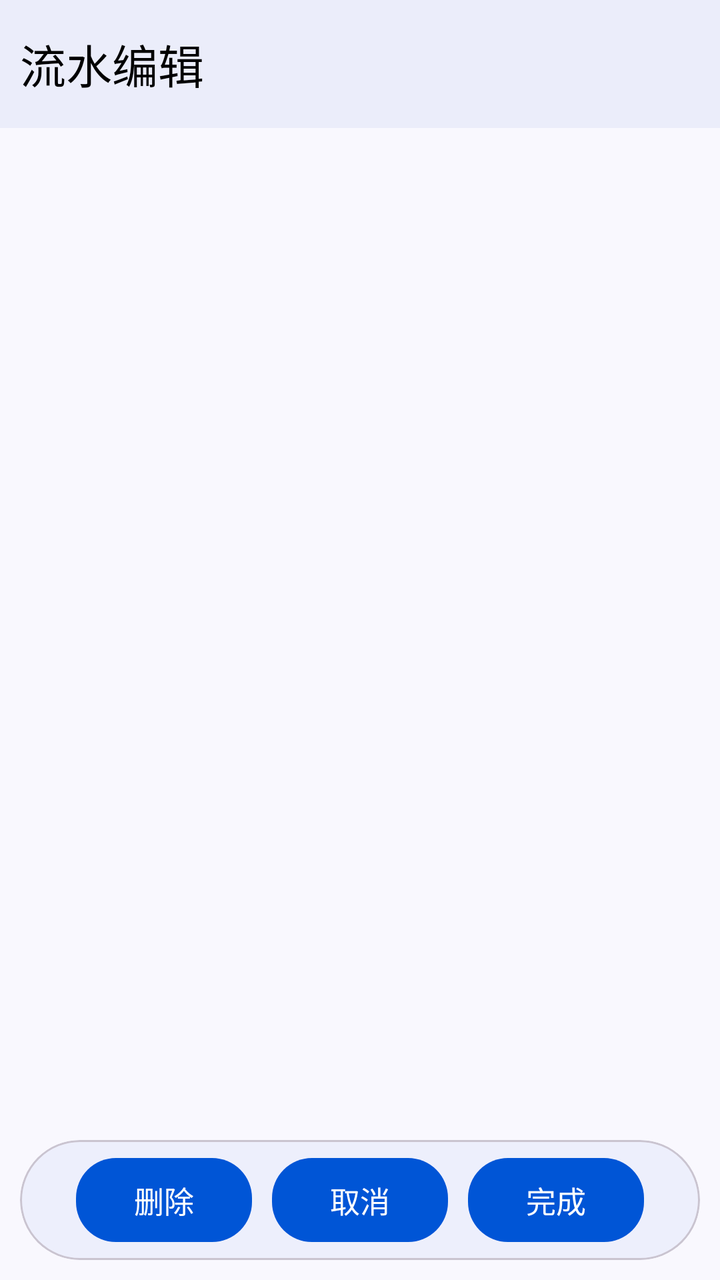
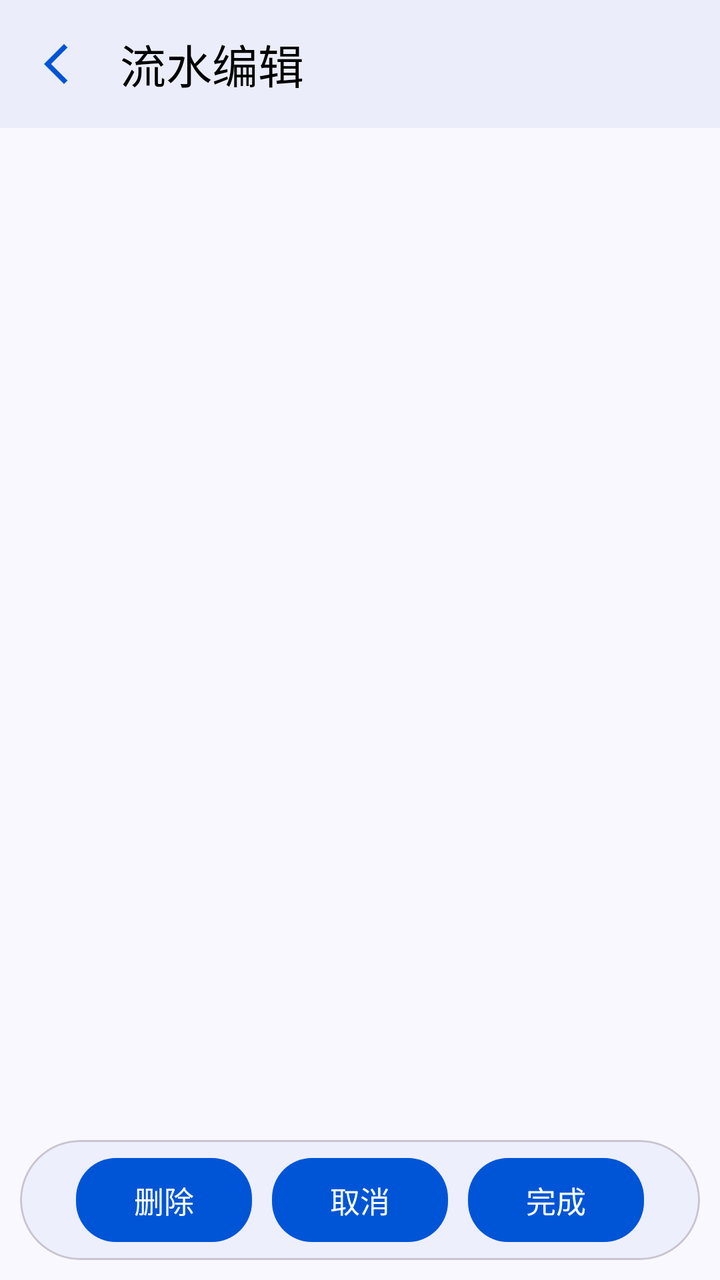

Compare the two renders of this Android layout. The source of the first and the diff that turns it into the second are given below.
<!-- AndroidManifest.xml: application theme Theme.ProjectManager -->
<!-- res/layout/activity_running_account_modify.xml -->
<?xml version="1.0" encoding="utf-8"?>
<androidx.constraintlayout.widget.ConstraintLayout xmlns:android="http://schemas.android.com/apk/res/android"
    xmlns:app="http://schemas.android.com/apk/res-auto"
    xmlns:tools="http://schemas.android.com/tools"
    android:id="@+id/main"
    style="@style/PageStyle"
    android:layout_width="match_parent"
    android:layout_height="match_parent"
    tools:context=".ui.bookkeeping.running_account_edit.modify.RunningAccountModifyActivity">

    <com.google.android.material.appbar.MaterialToolbar
        android:id="@+id/running_account_edit_toolbar"
        style="@style/ToolBarStyle"
        android:layout_width="match_parent"
        android:layout_height="?attr/actionBarSize"
        app:layout_constraintEnd_toEndOf="parent"
        app:layout_constraintStart_toStartOf="parent"
        app:layout_constraintTop_toTopOf="parent"
        app:title="流水编辑">

    </com.google.android.material.appbar.MaterialToolbar>

    <FrameLayout
        android:id="@+id/running_account_edit_fragment_container"
        android:layout_width="match_parent"
        android:layout_height="0dp"
        app:layout_constraintBottom_toTopOf="@+id/btn_card_view"
        app:layout_constraintTop_toBottomOf="@+id/running_account_edit_toolbar" />

    <com.google.android.material.card.MaterialCardView
        android:id="@+id/btn_card_view"
        style="@style/RoundCardStyle"
        android:layout_width="match_parent"
        android:layout_height="wrap_content"
        app:layout_constraintBottom_toBottomOf="parent">

        <LinearLayout
            android:layout_width="match_parent"
            android:layout_height="match_parent"
            android:gravity="center"
            android:orientation="horizontal">

            <com.google.android.material.button.MaterialButton
                android:id="@+id/delete_btn"
                style="@style/BtnStyle"
                android:layout_width="wrap_content"
                android:layout_height="wrap_content"
                android:text="@string/delete" />

            <com.google.android.material.button.MaterialButton
                android:id="@+id/cancel_btn"
                style="@style/BtnStyle"
                android:layout_width="wrap_content"
                android:layout_height="wrap_content"
                android:text="@string/cancel" />

            <com.google.android.material.button.MaterialButton
                android:id="@+id/finish_btn"
                style="@style/BtnStyle"
                android:layout_width="wrap_content"
                android:layout_height="wrap_content"
                android:text="@string/finish" />
        </LinearLayout>
    </com.google.android.material.card.MaterialCardView>
</androidx.constraintlayout.widget.ConstraintLayout>
<!-- resources referenced by this layout -->
<resources>
  <string name="cancel">取消</string>
  <string name="delete">删除</string>
  <string name="finish">完成</string>
  <style name="BtnStyle" parent="Widget.Material3.Button">
          <item name="backgroundTint">@color/theme_blue</item>
          <item name="android:textColor">@color/white</item>
          <item name="android:textSize">15sp</item>
          <item name="cornerRadius">20dp</item>
          <item name="android:layout_margin">5dp</item>
          <item name="android:padding">10dp</item>
      </style>
  <style name="PageStyle">
          <item name="android:fitsSystemWindows">true</item>
          <item name="android:background">@color/page_background</item>
      </style>
  <style name="RoundCardStyle">
          <item name="cardBackgroundColor">@color/card_background</item>
          <item name="cardCornerRadius">50dp</item>
          <item name="android:layout_margin">10dp</item>
      </style>
  <style name="ToolBarStyle">
          <item name="android:background">@color/toolbar_background</item>
          <item name="contentInsetStart">10dp</item>
          <item name="titleTextAppearance">@style/TitleStyle</item>
      </style>
  <style name="Theme.ProjectManager" parent="Theme.Material3.DayNight.NoActionBar">
          
          <item name="colorPrimary">@color/theme_blue</item>
          <item name="colorPrimaryVariant">@color/theme_blue_variant</item>
          <item name="colorOnPrimary">@color/white</item>
          
          <item name="colorSecondary">@color/teal_200</item>
          <item name="colorSecondaryVariant">@color/teal_700</item>
          <item name="colorOnSecondary">@color/black</item>
          
          <item name="android:statusBarColor">@color/page_background</item>
          
          <item name="toolbarStyle">@style/ToolBarStyle</item>
          <item name="drawableTint">@color/theme_blue</item>
          <item name="colorControlActivated">@color/theme_blue</item>
          <item name="android:windowLightStatusBar">true</item>
      </style>
  <color name="theme_blue">#0055d6</color>
  <color name="white">#FFFFFFFF</color>
  <color name="page_background">#f9f8fe</color>
  <color name="card_background">#edeffc</color>
  <color name="toolbar_background">#ebedfa</color>
  <style name="TitleStyle">
          <item name="android:textSize">23sp</item>
          <item name="android:textColor">@color/black</item>
      </style>
  <color name="theme_blue_variant">#dae1fe</color>
  <color name="teal_200">#FF03DAC5</color>
  <color name="teal_700">#FF018786</color>
  <color name="black">#FF000000</color>
</resources>

<!-- the commit's change to res/layout/activity_running_account_modify.xml (unified diff, before → after) -->
@@ -9,10 +9,11 @@
     tools:context=".ui.bookkeeping.running_account_edit.modify.RunningAccountModifyActivity">
 
     <com.google.android.material.appbar.MaterialToolbar
-        android:id="@+id/running_account_edit_toolbar"
+        android:id="@+id/toolbar"
         style="@style/ToolBarStyle"
         android:layout_width="match_parent"
         android:layout_height="?attr/actionBarSize"
+        app:navigationIcon="@drawable/baseline_arrow_back_ios_new_24"
         app:layout_constraintEnd_toEndOf="parent"
         app:layout_constraintStart_toStartOf="parent"
         app:layout_constraintTop_toTopOf="parent"
@@ -25,7 +26,7 @@
         android:layout_width="match_parent"
         android:layout_height="0dp"
         app:layout_constraintBottom_toTopOf="@+id/btn_card_view"
-        app:layout_constraintTop_toBottomOf="@+id/running_account_edit_toolbar" />
+        app:layout_constraintTop_toBottomOf="@+id/toolbar" />
 
     <com.google.android.material.card.MaterialCardView
         android:id="@+id/btn_card_view"
<!-- resource entries referenced after the edit -->
@@ -1,5 +1,11 @@
 <!-- resources referenced by this layout -->
 <resources>
+  <!-- drawable baseline_arrow_back_ios_new_24 (drawable) -->
+  <vector xmlns:android="http://schemas.android.com/apk/res/android" android:height="24dp" android:tint="#000000" android:viewportHeight="24" android:viewportWidth="24" android:width="24dp">
+        
+      <path android:fillColor="@android:color/white" android:pathData="M17.77,3.77l-1.77,-1.77l-10,10l10,10l1.77,-1.77l-8.23,-8.23z"/>
+      
+  </vector>
   <string name="cancel">取消</string>
   <string name="delete">删除</string>
   <string name="finish">完成</string>
@@ -20,8 +26,9 @@
           <item name="cardCornerRadius">50dp</item>
           <item name="android:layout_margin">10dp</item>
       </style>
-  <style name="ToolBarStyle">
+  <style name="ToolBarStyle" parent="Widget.Material3.Toolbar">
           <item name="android:background">@color/toolbar_background</item>
+          <item name="navigationIconTint">@color/theme_blue</item>
           <item name="contentInsetStart">10dp</item>
           <item name="titleTextAppearance">@style/TitleStyle</item>
       </style>
